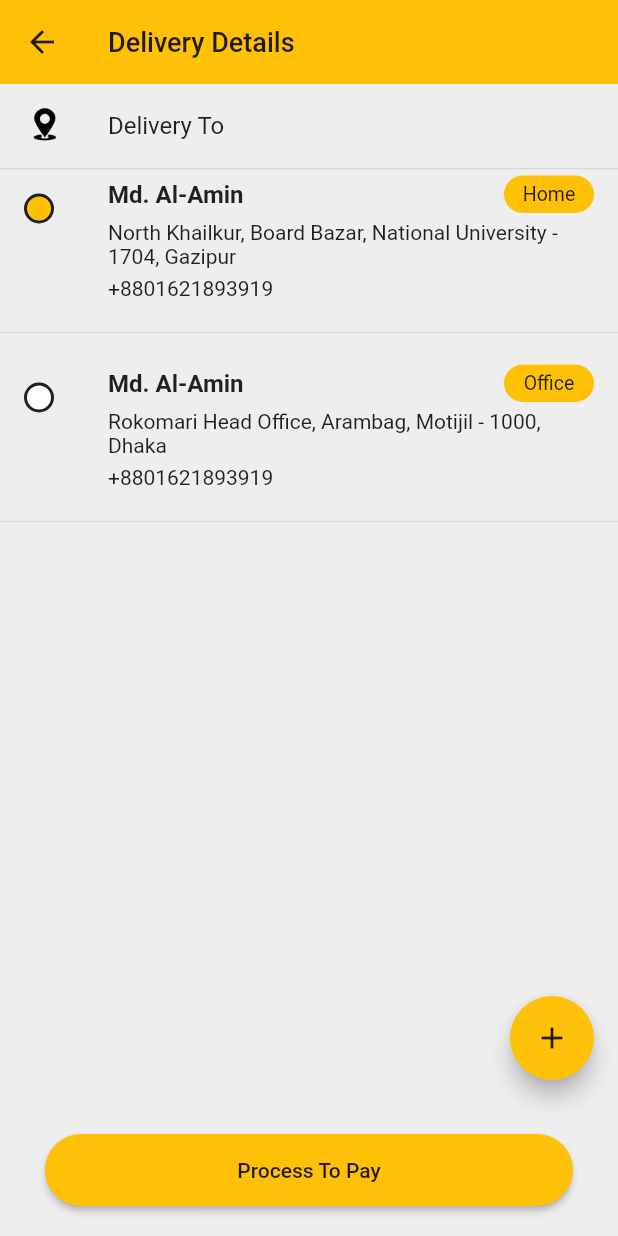
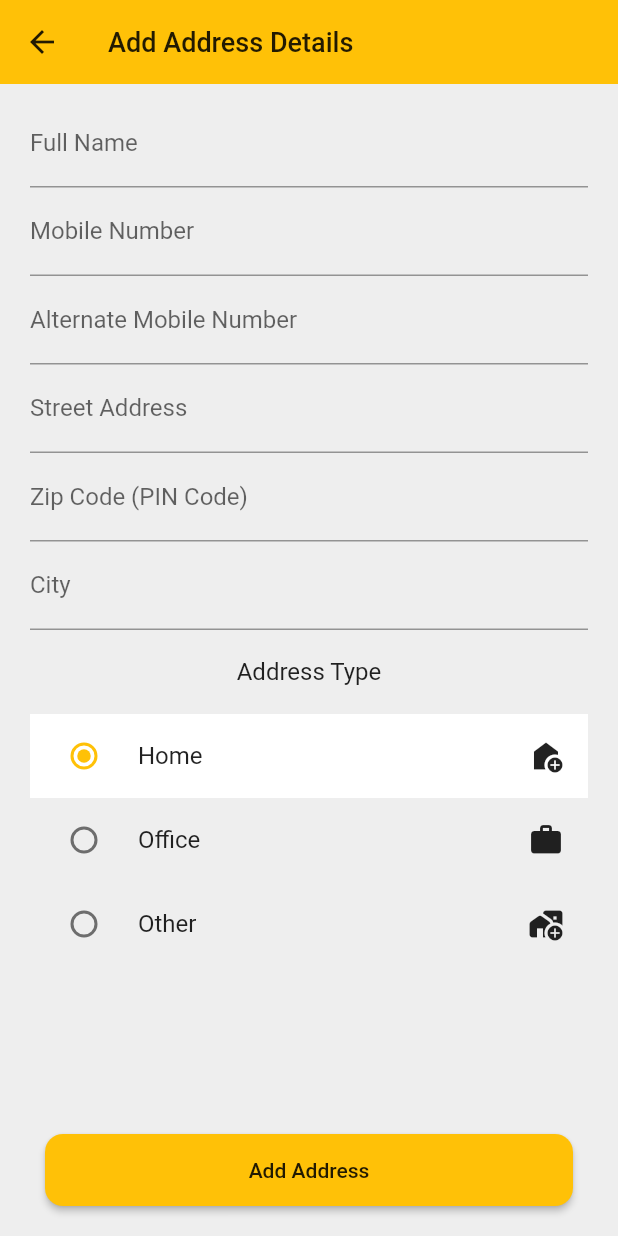
Before and after one commit to CPAD-Gazipur/Flutter-Food-App, a Flutter app: the DeliveryDetailsScreen screen opened directly, after a tap on the "add" icon, on a phone screen of 412 x 824 dp. Run offline on Flutter 3.47's test engine with Material 2 defaults, Android fonts, the light colour scheme and no system bars; our stand-ins replace badges, cached_network_image, carousel_slider, cloud_firestore, firebase_auth, firebase_core and 4 more; accounts and stored records are empty.

Commit message:
Food Order App: Add Address Details UI Added

```diff
--- /dev/null
+++ b/lib/screens/checkout/delivery_details/add_delivery_address_screen.dart
@@ -0,0 +1,207 @@
+import 'package:flutter/material.dart';
+import 'package:flutter_food_app/widgets/widgets.dart';
+
+import '../../../config/config.dart';
+
+class AddDeliveryAddressScreen extends StatefulWidget {
+  const AddDeliveryAddressScreen({Key? key}) : super(key: key);
+
+  @override
+  State<AddDeliveryAddressScreen> createState() =>
+      _AddDeliveryAddressScreenState();
+}
+
+enum AddressType { home, office, other }
+
+class _AddDeliveryAddressScreenState extends State<AddDeliveryAddressScreen> {
+  var addressType = AddressType.home;
+
+  TextEditingController nameController = TextEditingController();
+  TextEditingController phoneController = TextEditingController();
+  TextEditingController alternatePhoneController = TextEditingController();
+  TextEditingController stressAddressController = TextEditingController();
+  TextEditingController zipCodeController = TextEditingController();
+  TextEditingController cityController = TextEditingController();
+
+  @override
+  Widget build(BuildContext context) {
+    return Scaffold(
+      appBar: AppBar(
+        title: Text(
+          'Add Address Details',
+          style: TextStyle(
+            fontFamily: 'Roboto',
+            fontSize: 18,
+            color: textColor,
+          ),
+        ),
+        elevation: 0,
+        backgroundColor: primaryColor,
+        iconTheme: IconThemeData(color: textColor),
+      ),
+      bottomNavigationBar: Container(
+        height: 48,
+        margin: const EdgeInsets.symmetric(
+          horizontal: 30,
+          vertical: 20,
+        ),
+        child: MaterialButton(
+          shape: RoundedRectangleBorder(
+            borderRadius: BorderRadius.circular(12),
+          ),
+          color: primaryColor,
+          child: Text(
+            'Add Address',
+            style: TextStyle(
+              fontFamily: 'Roboto',
+              color: textColor,
+            ),
+          ),
+          onPressed: () {},
+        ),
+      ),
+      body: Padding(
+        padding: const EdgeInsets.symmetric(horizontal: 20, vertical: 10),
+        child: ListView(
+          children: [
+            CustomTextField(
+              controller: nameController,
+              hintText: 'Ex. Md. Al-Amin',
+              labelText: 'Full Name',
+              keyboardType: TextInputType.name,
+            ),
+            CustomTextField(
+              controller: phoneController,
+              hintText: 'Ex. +8801612....',
+              labelText: 'Mobile Number',
+              keyboardType: TextInputType.phone,
+            ),
+            CustomTextField(
+              controller: alternatePhoneController,
+              hintText: 'Ex. +8801612....',
+              labelText: 'Alternate Mobile Number',
+              keyboardType: TextInputType.phone,
+            ),
+            CustomTextField(
+              controller: stressAddressController,
+              hintText: 'Ex. House No 15, Road No...',
+              labelText: 'Street Address',
+              keyboardType: TextInputType.streetAddress,
+            ),
+            CustomTextField(
+              controller: zipCodeController,
+              hintText: 'Ex. 1000',
+              labelText: 'Zip Code (PIN Code)',
+              keyboardType: TextInputType.streetAddress,
+            ),
+            CustomTextField(
+              controller: cityController,
+              hintText: 'Ex. Dhaka',
+              labelText: 'City',
+              keyboardType: TextInputType.streetAddress,
+            ),
+            /*InkWell(
+              onTap: () {},
+              child: SizedBox(
+                height: 47,
+                width: double.infinity,
+                child: Column(
+                  mainAxisAlignment: MainAxisAlignment.center,
+                  crossAxisAlignment: CrossAxisAlignment.center,
+                  children: [
+                    Text(
+                      'Set Locations',
+                      textAlign: TextAlign.center,
+                      style: TextStyle(
+                        fontFamily: 'Roboto',
+                        color: textColor,
+                      ),
+                    ),
+                  ],
+                ),
+              ),
+            ),
+            Divider(color: textColor),*/
+            ListTile(
+              title: Text(
+                'Address Type',
+                textAlign: TextAlign.center,
+                style: TextStyle(
+                  fontFamily: 'Roboto',
+                  color: textColor,
+                ),
+              ),
+            ),
+            RadioListTile(
+              tileColor: addressType == AddressType.home ? Colors.white : null,
+              activeColor: primaryColor,
+              value: AddressType.home,
+              groupValue: addressType,
+              onChanged: (AddressType? value) {
+                setState(() {
+                  addressType = value!;
+                });
+              },
+              title: Text(
+                'Home',
+                style: TextStyle(
+                  fontFamily: 'Roboto',
+                  color: textColor,
+                ),
+              ),
+              secondary: Icon(
+                Icons.add_home,
+                color: textColor,
+              ),
+            ),
+            RadioListTile(
+              tileColor:
+                  addressType == AddressType.office ? Colors.white : null,
+              activeColor: primaryColor,
+              value: AddressType.office,
+              groupValue: addressType,
+              onChanged: (AddressType? value) {
+                setState(() {
+                  addressType = value!;
+                });
+              },
+              title: Text(
+                'Office',
+                style: TextStyle(
+                  fontFamily: 'Roboto',
+                  color: textColor,
+                ),
+              ),
+              secondary: Icon(
+                Icons.work,
+                color: textColor,
+              ),
+            ),
+            RadioListTile(
+              tileColor: addressType == AddressType.other ? Colors.white : null,
+              activeColor: primaryColor,
+              value: AddressType.other,
+              groupValue: addressType,
+              onChanged: (AddressType? value) {
+                setState(() {
+                  addressType = value!;
+                });
+              },
+              title: Text(
+                'Other',
+                style: TextStyle(
+                  fontFamily: 'Roboto',
+                  color: textColor,
+                ),
+              ),
+              secondary: Icon(
+                Icons.add_home_work_rounded,
+                color: textColor,
+              ),
+            ),
+          ],
+        ),
+      ),
+    );
+  }
+}
--- a/lib/screens/checkout/delivery_details/delivery_details_screen.dart
+++ b/lib/screens/checkout/delivery_details/delivery_details_screen.dart
@@ -23,7 +23,13 @@ class DeliveryDetailsScreen extends StatelessWidget {
       ),
       floatingActionButton: FloatingActionButton(
         backgroundColor: primaryColor,
-        onPressed: () {},
+        onPressed: () {
+          Navigator.of(context).push(
+            MaterialPageRoute(
+              builder: (context) => const AddDeliveryAddressScreen(),
+            ),
+          );
+        },
         child: Icon(
           Icons.add,
           color: textColor,
@@ -67,7 +73,7 @@ class DeliveryDetailsScreen extends StatelessWidget {
           ),
           const Divider(height: 1),
           Column(
-            children: [
+            children: const [
               SingleDeliveryItem(
                 title: 'Md. Al-Amin',
                 address:
--- a/lib/screens/screens.dart
+++ b/lib/screens/screens.dart
@@ -1,6 +1,7 @@
 export 'auth/sign_in_screen.dart';
 export 'cart/cart_screen.dart';
 export 'checkout/checkout_screen.dart';
+export 'checkout/delivery_details/add_delivery_address_screen.dart';
 export 'checkout/delivery_details/delivery_details_screen.dart';
 export 'checkout/widgets/single_delivery_item.dart';
 export 'home/home_screen.dart';
--- /dev/null
+++ b/lib/widgets/custom_text_field.dart
@@ -0,0 +1,29 @@
+import 'package:flutter/material.dart';
+
+class CustomTextField extends StatelessWidget {
+  final TextEditingController controller;
+  final String hintText, labelText;
+  final TextInputType keyboardType;
+  const CustomTextField({
+    Key? key,
+    required this.controller,
+    required this.hintText,
+    required this.labelText,
+    required this.keyboardType,
+  }) : super(key: key);
+
+  @override
+  Widget build(BuildContext context) {
+    return TextField(
+      controller: controller,
+      keyboardType: keyboardType,
+      decoration: InputDecoration(
+        hintText: hintText,
+        hintStyle: const TextStyle(
+          fontFamily: 'Roboto',
+        ),
+        labelText: labelText,
+      ),
+    );
+  }
+}
--- a/lib/widgets/widgets.dart
+++ b/lib/widgets/widgets.dart
@@ -1,3 +1,4 @@
+export 'custom_text_field.dart';
 export 'product_count.dart';
 export 'product_unit_bottom_sheet.dart';
 export 'single_item.dart';
```
